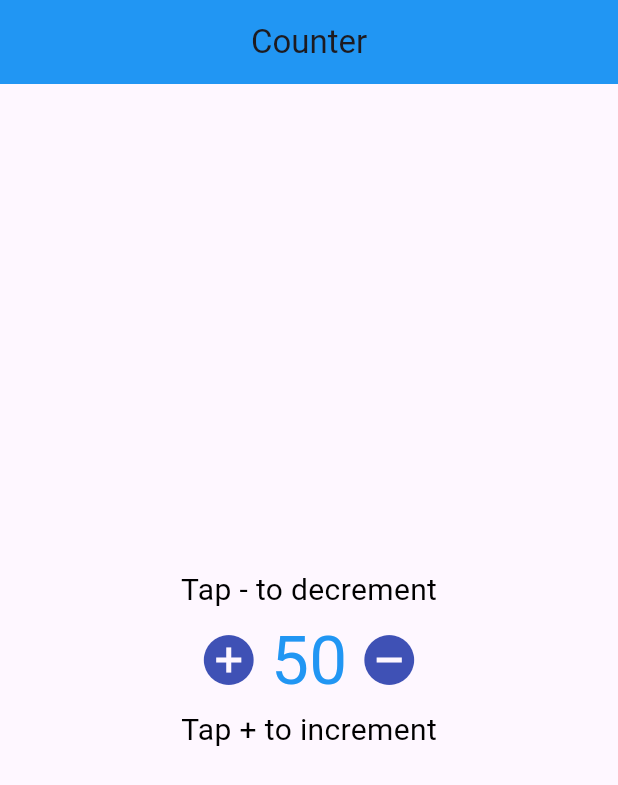
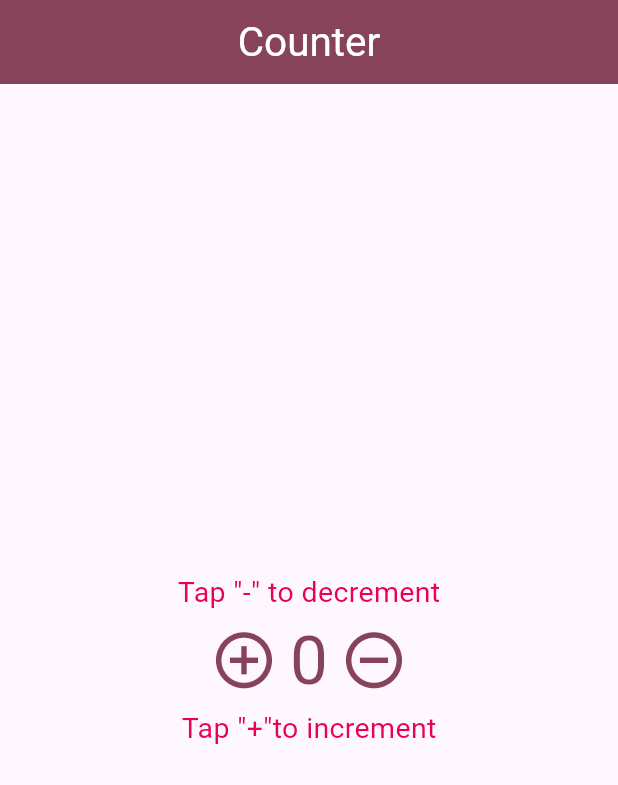
Before and after one commit to aisuluongarovna/aisulu_application, a Flutter app: the screen it shows after launch, on a phone screen of 412 x 824 dp. Shown: the top 785 px of the screen. Run offline on Flutter 3.47's test engine with Material 3 defaults, Android fonts, the light colour scheme and no system bars.

Commit message:
first commit

```diff
--- a/lib/main.dart
+++ b/lib/main.dart
@@ -16,11 +16,12 @@ class CounterWidget extends StatefulWidget {
   _CounterWidgetState createState() => _CounterWidgetState();
 }
 
+//main bodydin kodi
 class _CounterWidgetState extends State<CounterWidget> {
-  int _count = 50;
+  int _count = 0; //int integers
   @override
   void initState() {
-    _count = 50;
+    _count = 0;
     super.initState();
   }
 
@@ -29,9 +30,12 @@ class _CounterWidgetState extends State<CounterWidget> {
     return MaterialApp(
       home: Scaffold(
         appBar: AppBar(
-          title: Text('Counter'),
+          title: Text(
+            'Counter',
+            style: TextStyle(fontSize: 27, color: Colors.white),
+          ),
           centerTitle: true,
-          backgroundColor: Colors.blue,
+          backgroundColor: Color.fromARGB(255, 135, 67, 89),
         ),
         body: Center(
           child: Container(
@@ -40,17 +44,19 @@ class _CounterWidgetState extends State<CounterWidget> {
                 mainAxisAlignment: MainAxisAlignment.center,
                 children: <Widget>[
                   Text(
-                    'Tap - to decrement',
-                    style: TextStyle(color: Colors.black, fontSize: 20),
+                    'Tap "-" to decrement',
+                    style: TextStyle(
+                        color: const Color.fromARGB(255, 236, 0, 83),
+                        fontSize: 19),
                   ),
                   Container(
                     child: Row(
                       mainAxisAlignment: MainAxisAlignment.center,
                       children: <Widget>[
                         IconButton(
-                          icon: const Icon(Icons.add_circle),
-                          color: Colors.indigo,
-                          iconSize: 40,
+                          icon: const Icon(Icons.add_circle_outline_outlined),
+                          color: Color.fromARGB(255, 135, 67, 89),
+                          iconSize: 45,
                           onPressed: () {
                             setState(() {
                               _count++;
@@ -61,15 +67,17 @@ class _CounterWidgetState extends State<CounterWidget> {
                           "$_count",
                           style: TextStyle(
                             fontSize: 45,
-                            color: Colors.blue,
+                            color: const Color.fromARGB(255, 135, 67, 89),
                           ),
                         ),
                         IconButton(
-                          icon: const Icon(Icons.remove_circle),
-                          color: Colors.indigo,
-                          iconSize: 40,
+                          icon:
+                              const Icon(Icons.remove_circle_outline_outlined),
+                          color: Color.fromARGB(255, 135, 67, 89),
+                          iconSize: 45,
                           onPressed: () {
                             setState(() {
+                              //setStatetin Stateful widget sostoianiasin ozgertet
                               _count--;
                             });
                           },
@@ -78,8 +86,9 @@ class _CounterWidgetState extends State<CounterWidget> {
                     ),
                   ),
                   Text(
-                    'Tap + to increment',
-                    style: TextStyle(color: Colors.black, fontSize: 20),
+                    'Tap "+"to increment',
+                    style: TextStyle(
+                        color: Color.fromARGB(255, 236, 0, 83), fontSize: 19),
                   )
                 ],
               )),
```
